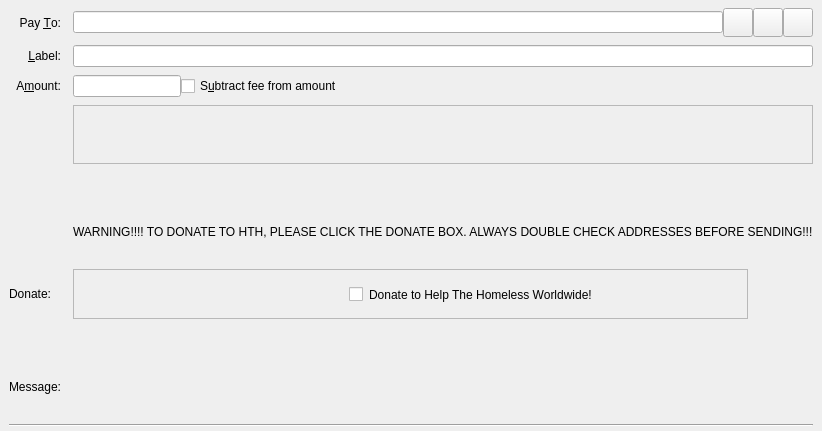
First picture: the form in src/qt/forms/sendcoinsentry.ui, repository HTHcoin/helpthehomelesscoin, before the edit.
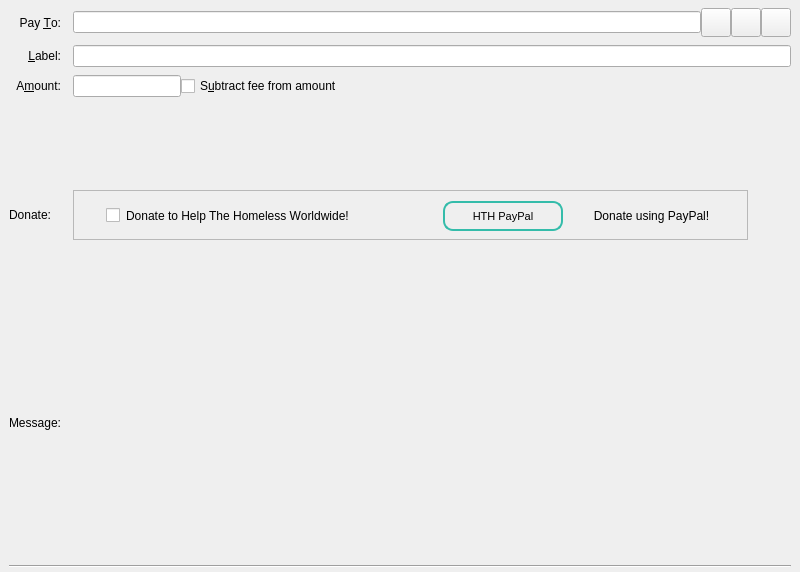
Second picture: the form after the edit. Custom widgets are drawn as their Qt base class.

Patch:
```diff
--- a/src/qt/forms/sendcoinsentry.ui
+++ b/src/qt/forms/sendcoinsentry.ui
@@ -6,8 +6,8 @@
    <rect>
     <x>0</x>
     <y>0</y>
-    <width>753</width>
-    <height>431</height>
+    <width>800</width>
+    <height>572</height>
    </rect>
   </property>
   <property name="focusPolicy">
@@ -36,7 +36,7 @@
     <property name="verticalSpacing">
      <number>8</number>
     </property>
-    <item row="6" column="1">
+    <item row="4" column="1">
      <widget class="QFrame" name="frameDonate">
       <property name="sizePolicy">
        <sizepolicy hsizetype="Fixed" vsizetype="Fixed">
@@ -68,7 +68,7 @@
       <widget class="QWidget" name="layoutWidget">
        <property name="geometry">
         <rect>
-         <x>260</x>
+         <x>10</x>
          <y>10</y>
          <width>291</width>
          <height>31</height>
@@ -81,7 +81,7 @@
         <property name="leftMargin">
          <number>0</number>
         </property>
-        <item>
+        <item alignment="Qt::AlignHCenter">
          <widget class="QCheckBox" name="chkDonate">
           <property name="maximumSize">
            <size>
@@ -95,6 +95,9 @@
           <property name="layoutDirection">
            <enum>Qt::LeftToRight</enum>
           </property>
+          <property name="styleSheet">
+           <string notr="true">font-size: 12px;</string>
+          </property>
           <property name="text">
            <string>Donate to Help The Homeless Worldwide!</string>
           </property>
@@ -102,20 +105,126 @@
         </item>
        </layout>
       </widget>
+      <widget class="QWidget" name="layoutWidget_2">
+       <property name="geometry">
+        <rect>
+         <x>370</x>
+         <y>10</y>
+         <width>291</width>
+         <height>32</height>
+        </rect>
+       </property>
+       <layout class="QHBoxLayout" name="horizontalLayoutCheckboxes2_2">
+        <property name="spacing">
+         <number>6</number>
+        </property>
+        <property name="leftMargin">
+         <number>0</number>
+        </property>
+        <item>
+         <widget class="QPushButton" name="pushButton_Donate">
+          <property name="minimumSize">
+           <size>
+            <width>100</width>
+            <height>30</height>
+           </size>
+          </property>
+          <property name="maximumSize">
+           <size>
+            <width>120</width>
+            <height>30</height>
+           </size>
+          </property>
+          <property name="toolTip">
+           <string>Visit HTH PayPal and Donate Today!</string>
+          </property>
+          <property name="styleSheet">
+           <string notr="true">border-style: solid;
+border-width: 2px;
+border-color: #34bcaa;
+border-radius: 10px;
+font-size: 11px;</string>
+          </property>
+          <property name="text">
+           <string>HTH PayPal</string>
+          </property>
+         </widget>
+        </item>
+        <item>
+         <widget class="QLabel" name="label">
+          <property name="styleSheet">
+           <string notr="true">font-size: 12px</string>
+          </property>
+          <property name="text">
+           <string>Donate using PayPal!</string>
+          </property>
+          <property name="alignment">
+           <set>Qt::AlignCenter</set>
+          </property>
+         </widget>
+        </item>
+       </layout>
+      </widget>
      </widget>
     </item>
-    <item row="3" column="1">
-     <widget class="QFrame" name="frame">
-      <property name="frameShape">
-       <enum>QFrame::StyledPanel</enum>
+    <item row="0" column="0">
+     <widget class="QLabel" name="payToLabel">
+      <property name="text">
+       <string>Pay &amp;To:</string>
       </property>
-      <property name="frameShadow">
-       <enum>QFrame::Raised</enum>
+      <property name="alignment">
+       <set>Qt::AlignRight|Qt::AlignTrailing|Qt::AlignVCenter</set>
       </property>
+      <property name="buddy">
+       <cstring>payTo</cstring>
+      </property>
      </widget>
     </item>
-    <item row="4" column="1">
-     <spacer name="verticalSpacer">
+    <item row="4" column="0">
+     <widget class="QLabel" name="messageCaption">
+      <property name="text">
+       <string>Donate:</string>
+      </property>
+      <property name="alignment">
+       <set>Qt::AlignLeading|Qt::AlignLeft|Qt::AlignVCenter</set>
+      </property>
+      <property name="wordWrap">
+       <bool>true</bool>
+      </property>
+     </widget>
+    </item>
+    <item row="1" column="0">
+     <widget class="QLabel" name="labellLabel">
+      <property name="text">
+       <string>&amp;Label:</string>
+      </property>
+      <property name="alignment">
+       <set>Qt::AlignRight|Qt::AlignTrailing|Qt::AlignVCenter</set>
+      </property>
+      <property name="buddy">
+       <cstring>addAsLabel</cstring>
+      </property>
+     </widget>
+    </item>
+    <item row="2" column="1">
+     <layout class="QHBoxLayout" name="horizontalLayoutAmount" stretch="0,1">
+      <item>
+       <widget class="BitcoinAmountField" name="payAmount"/>
+      </item>
+      <item>
+       <widget class="QCheckBox" name="checkboxSubtractFeeFromAmount">
+        <property name="toolTip">
+         <string>The fee will be deducted from the amount being sent. The recipient will receive a lower amount of HTH than you enter in the amount field. If multiple recipients are selected, the fee is split equally.</string>
+        </property>
+        <property name="text">
+         <string>S&amp;ubtract fee from amount</string>
+        </property>
+       </widget>
+      </item>
+     </layout>
+    </item>
+    <item row="5" column="1">
+     <spacer name="verticalSpacer_2">
       <property name="orientation">
        <enum>Qt::Vertical</enum>
       </property>
@@ -125,15 +234,18 @@
       <property name="sizeHint" stdset="0">
        <size>
         <width>20</width>
-        <height>30</height>
+        <height>40</height>
        </size>
       </property>
      </spacer>
     </item>
-    <item row="1" column="1">
-     <widget class="QLineEdit" name="addAsLabel">
+    <item row="6" column="1">
+     <widget class="QLabel" name="messageTextLabel">
       <property name="toolTip">
-       <string>Enter a label for this address to add it to the list of used addresses</string>
+       <string>A message that was attached to the HTH: URI which will be stored with the transaction for your reference. Note: This message will not be sent over the HelpTheHomeless network.</string>
+      </property>
+      <property name="textFormat">
+       <enum>Qt::PlainText</enum>
       </property>
      </widget>
     </item>
@@ -205,89 +317,6 @@
       </item>
      </layout>
     </item>
-    <item row="9" column="0" colspan="2">
-     <widget class="Line" name="line">
-      <property name="orientation">
-       <enum>Qt::Horizontal</enum>
-      </property>
-     </widget>
-    </item>
-    <item row="2" column="1">
-     <layout class="QHBoxLayout" name="horizontalLayoutAmount" stretch="0,1">
-      <item>
-       <widget class="BitcoinAmountField" name="payAmount"/>
-      </item>
-      <item>
-       <widget class="QCheckBox" name="checkboxSubtractFeeFromAmount">
-        <property name="toolTip">
-         <string>The fee will be deducted from the amount being sent. The recipient will receive a lower amount of HTH than you enter in the amount field. If multiple recipients are selected, the fee is split equally.</string>
-        </property>
-        <property name="text">
-         <string>S&amp;ubtract fee from amount</string>
-        </property>
-       </widget>
-      </item>
-     </layout>
-    </item>
-    <item row="8" column="0">
-     <widget class="QLabel" name="messageLabel">
-      <property name="text">
-       <string>Message:</string>
-      </property>
-      <property name="alignment">
-       <set>Qt::AlignRight|Qt::AlignTrailing|Qt::AlignVCenter</set>
-      </property>
-     </widget>
-    </item>
-    <item row="6" column="0">
-     <widget class="QLabel" name="messageCaption">
-      <property name="text">
-       <string>Donate:</string>
-      </property>
-      <property name="alignment">
-       <set>Qt::AlignLeading|Qt::AlignLeft|Qt::AlignVCenter</set>
-      </property>
-      <property name="wordWrap">
-       <bool>true</bool>
-      </property>
-     </widget>
-    </item>
-    <item row="1" column="0">
-     <widget class="QLabel" name="labellLabel">
-      <property name="text">
-       <string>&amp;Label:</string>
-      </property>
-      <property name="alignment">
-       <set>Qt::AlignRight|Qt::AlignTrailing|Qt::AlignVCenter</set>
-      </property>
-      <property name="buddy">
-       <cstring>addAsLabel</cstring>
-      </property>
-     </widget>
-    </item>
-    <item row="0" column="0">
-     <widget class="QLabel" name="payToLabel">
-      <property name="text">
-       <string>Pay &amp;To:</string>
-      </property>
-      <property name="alignment">
-       <set>Qt::AlignRight|Qt::AlignTrailing|Qt::AlignVCenter</set>
-      </property>
-      <property name="buddy">
-       <cstring>payTo</cstring>
-      </property>
-     </widget>
-    </item>
-    <item row="8" column="1">
-     <widget class="QLabel" name="messageTextLabel">
-      <property name="toolTip">
-       <string>A message that was attached to the HTH: URI which will be stored with the transaction for your reference. Note: This message will not be sent over the HelpTheHomeless network.</string>
-      </property>
-      <property name="textFormat">
-       <enum>Qt::PlainText</enum>
-      </property>
-     </widget>
-    </item>
     <item row="2" column="0">
      <widget class="QLabel" name="amountLabel">
       <property name="text">
@@ -301,8 +330,8 @@
       </property>
      </widget>
     </item>
-    <item row="7" column="1">
-     <spacer name="verticalSpacer_2">
+    <item row="3" column="1">
+     <spacer name="verticalSpacer">
       <property name="orientation">
        <enum>Qt::Vertical</enum>
       </property>
@@ -312,18 +341,32 @@
       <property name="sizeHint" stdset="0">
        <size>
         <width>20</width>
-        <height>30</height>
+        <height>85</height>
        </size>
       </property>
      </spacer>
     </item>
-    <item row="5" column="1">
-     <widget class="QLabel" name="label">
-      <property name="styleSheet">
-       <string notr="true">font: rgb(255, 0, 0);</string>
+    <item row="1" column="1">
+     <widget class="QLineEdit" name="addAsLabel">
+      <property name="toolTip">
+       <string>Enter a label for this address to add it to the list of used addresses</string>
       </property>
+     </widget>
+    </item>
+    <item row="6" column="0">
+     <widget class="QLabel" name="messageLabel">
       <property name="text">
-       <string>WARNING!!!! TO DONATE TO HTH, PLEASE CLICK THE DONATE BOX. ALWAYS DOUBLE CHECK ADDRESSES BEFORE SENDING!!!</string>
+       <string>Message:</string>
+      </property>
+      <property name="alignment">
+       <set>Qt::AlignRight|Qt::AlignTrailing|Qt::AlignVCenter</set>
+      </property>
+     </widget>
+    </item>
+    <item row="7" column="0" colspan="2">
+     <widget class="Line" name="line">
+      <property name="orientation">
+       <enum>Qt::Horizontal</enum>
       </property>
      </widget>
     </item>
```
